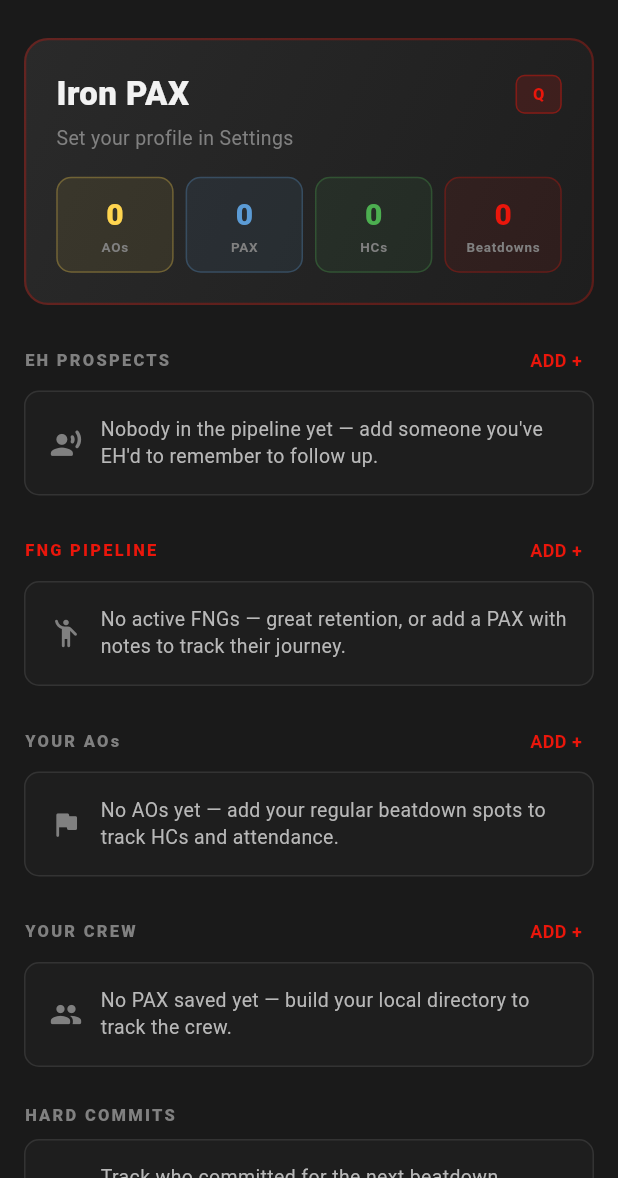
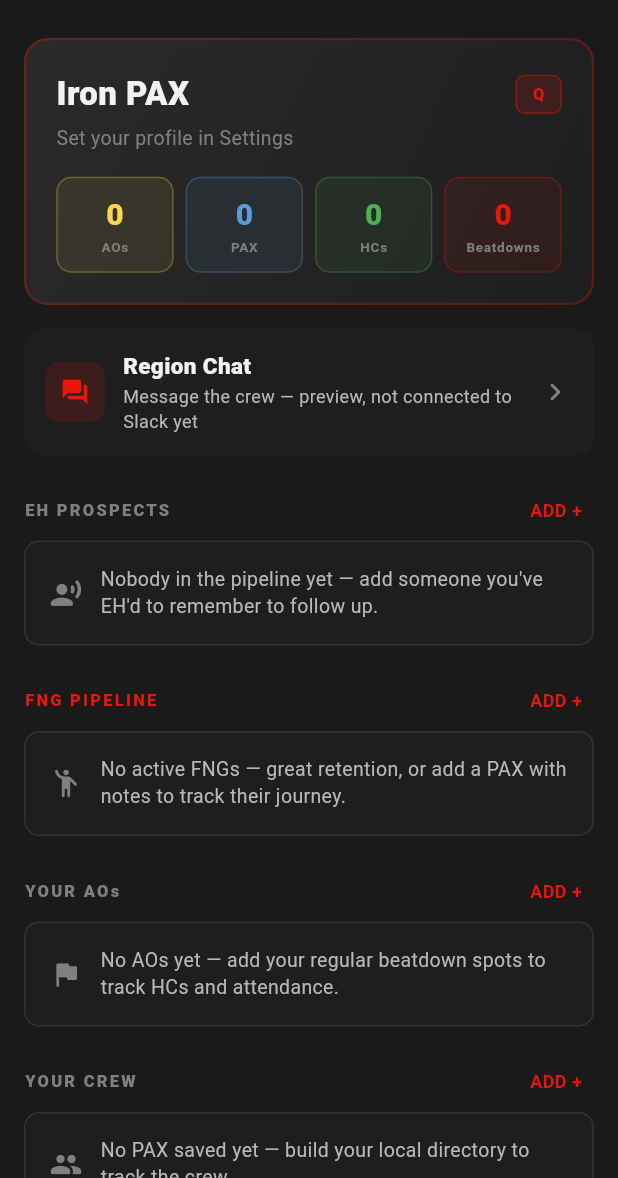
Before and after one commit to marquezluis/f3-digital-weinke, a Flutter app: the BrotherhoodScreen screen opened directly, on a phone screen of 412 x 824 dp, the part 58-1236 px from its top. Run offline on Flutter 3.47's test engine with Material 3 defaults, Android fonts, the phone set to English and light mode, and no system bars; our stand-ins replace clock, confetti, flutter_local_notifications, flutter_map, flutter_secure_storage, flutter_tts and 10 more; missing offline and left inert: flutter_appauth; accounts and stored records are empty.

Commit message:
feat: region chat preview on Brotherhood Board, ahead of Slack bridge
Local-only, channel-aware chat screen (#general plus one channel per
locally-tracked AO) as the client-side half of the planned Slack bridge —
messages stay on-device until the relay service exists to actually post
through a region's F3 Nation Slack bot. AO channel ids are slugged from
the AO name rather than its local per-device id, so two PAX who each add
the same AO converge on the same channel key instead of two unrelated
ones.

Also fixes lib/models/app_version.dart, which had been hardcoded at
2.4.10 since before the last several releases — the in-app "About"
display now matches pubspec.yaml's real version and has changelog
entries for 2.4.11, 2.4.12, and this release.

Co-Authored-By: Claude Sonnet 5 <noreply@anthropic.com>

```diff
--- a/lib/main.dart
+++ b/lib/main.dart
@@ -10,6 +10,7 @@ import 'package:provider/provider.dart';
 import 'package:sentry_flutter/sentry_flutter.dart';
 import 'services/app_profile_service.dart';
 import 'services/auth_service.dart';
+import 'services/chat_service.dart';
 import 'services/current_workout_service.dart';
 import 'services/custom_achievement_service.dart';
 import 'services/emergency_service.dart';
@@ -89,6 +90,9 @@ Future<void> _runApp() async {
   final f3ApiService = F3ApiService();
   await f3ApiService.load();
 
+  final chatService = ChatService();
+  await chatService.load();
+
   // Fire-and-forget: a silent weekly safety-net snapshot, never blocks
   // startup and never surfaces an error to the user (best-effort inside).
   unawaited(LocalBackupService.maybeAutoBackup(
@@ -105,6 +109,7 @@ Future<void> _runApp() async {
     historyService: historyService,
     regionService: regionService,
     f3ApiService: f3ApiService,
+    chatService: chatService,
   ));
 }
 
@@ -116,6 +121,7 @@ class DigitalWeinke extends StatelessWidget {
   final HistoryService historyService;
   final RegionService regionService;
   final F3ApiService f3ApiService;
+  final ChatService chatService;
 
   const DigitalWeinke({
     super.key,
@@ -126,6 +132,7 @@ class DigitalWeinke extends StatelessWidget {
     required this.historyService,
     required this.regionService,
     required this.f3ApiService,
+    required this.chatService,
   });
 
   @override
@@ -141,6 +148,7 @@ class DigitalWeinke extends StatelessWidget {
         ChangeNotifierProvider<HistoryService>.value(value: historyService),
         ChangeNotifierProvider<RegionService>.value(value: regionService),
         ChangeNotifierProvider<F3ApiService>.value(value: f3ApiService),
+        ChangeNotifierProvider<ChatService>.value(value: chatService),
         ChangeNotifierProvider<TimerService>(create: (_) => TimerService()),
         ChangeNotifierProvider<CurrentWorkoutService>(
           create: (_) => CurrentWorkoutService(),
--- /dev/null
+++ b/lib/models/chat_message.dart
@@ -0,0 +1,93 @@
+// lib/models/chat_message.dart
+// A single message in a region's chat. `status` tracks local delivery
+// state for messages this device sent; anything that arrives from the
+// Slack bridge (once the relay service exists) is always `sent`.
+
+enum ChatMessageStatus { sending, sent, failed }
+
+class ChatMessage {
+  final String id;
+
+  /// Which bridged channel this belongs to — 'general', or 'ao-<aoId>' for
+  /// an AO-specific channel. See ChatChannel.
+  final String channelId;
+  final String authorName;
+  final String text;
+  final DateTime sentAt;
+  final ChatMessageStatus status;
+  final bool isMine;
+
+  const ChatMessage({
+    required this.id,
+    required this.channelId,
+    required this.authorName,
+    required this.text,
+    required this.sentAt,
+    this.status = ChatMessageStatus.sent,
+    this.isMine = false,
+  });
+
+  ChatMessage copyWith({ChatMessageStatus? status}) => ChatMessage(
+        id: id,
+        channelId: channelId,
+        authorName: authorName,
+        text: text,
+        sentAt: sentAt,
+        status: status ?? this.status,
+        isMine: isMine,
+      );
+
+  Map<String, dynamic> toJson() => {
+        'id': id,
+        'channelId': channelId,
+        'authorName': authorName,
+        'text': text,
+        'sentAt': sentAt.toIso8601String(),
+        'status': status.name,
+        'isMine': isMine,
+      };
+
+  factory ChatMessage.fromJson(Map<String, dynamic> json) => ChatMessage(
+        id: json['id'] as String,
+        // Messages persisted before channels existed have no channelId —
+        // treat them as 'general' rather than dropping them.
+        channelId: json['channelId'] as String? ?? 'general',
+        authorName: json['authorName'] as String,
+        text: json['text'] as String,
+        sentAt: DateTime.parse(json['sentAt'] as String),
+        status: ChatMessageStatus.values.firstWhere(
+          (s) => s.name == json['status'],
+          orElse: () => ChatMessageStatus.sent,
+        ),
+        isMine: json['isMine'] as bool? ?? false,
+      );
+}
+
+/// A bridgeable Slack channel for a region: always 'general', plus one per
+/// AO the PAX tracks locally (mirroring that region's real #ao-<name>
+/// channel convention). Purely a display/routing concept on this side —
+/// the actual Slack channel ID mapping lives server-side in the relay
+/// service once it exists.
+class ChatChannel {
+  final String id;
+  final String label;
+
+  const ChatChannel({required this.id, required this.label});
+
+  static const general = ChatChannel(id: 'general', label: 'General');
+
+  /// Keyed by a slug of the AO's *name*, not its local id — AO ids are
+  /// randomly generated per-device (see RegionService.upsertAo), so two PAX
+  /// who each add "Agoge" to their own local AO list would otherwise land
+  /// on two different, unreconcilable channel keys. A name slug is stable
+  /// across devices, and happens to match the real #ao-<name> convention
+  /// F3 region Slack workspaces already use.
+  factory ChatChannel.forAo({required String aoName}) =>
+      ChatChannel(id: 'ao-${_slug(aoName)}', label: aoName);
+
+  static String _slug(String name) => name
+      .trim()
+      .toLowerCase()
+      .replaceAll(RegExp(r'[^a-z0-9]+'), '-')
+      .replaceAll(RegExp(r'^-+|-+$'), '');
+}
--- a/lib/screens/brotherhood_screen.dart
+++ b/lib/screens/brotherhood_screen.dart
@@ -14,6 +14,7 @@ import '../theme/app_theme.dart';
 import 'heatmap_screen.dart';
 import 'achievements_screen.dart';
 import 'activity_feed_screen.dart';
+import 'chat_screen.dart';
 
 class BrotherhoodScreen extends StatefulWidget {
   const BrotherhoodScreen({super.key});
@@ -69,6 +70,10 @@ class _BrotherhoodScreenState extends State<BrotherhoodScreen> {
                 children: [
                   // ── Hero card ─────────────────────────────────────────────
                   _HeroCard(profile: profile, region: region),
+                  const SizedBox(height: 16),
+
+                  // ── Region Chat ───────────────────────────────────────────
+                  _ChatEntryCard(region: profile.region),
                   const SizedBox(height: 24),
 
                   // ── EH Prospects ──────────────────────────────────────────
@@ -694,6 +699,64 @@ class _HeroCard extends StatelessWidget {
   }
 }
 
+// ── Chat entry point ────────────────────────────────────────────────────────
+
+class _ChatEntryCard extends StatelessWidget {
+  final String region;
+
+  const _ChatEntryCard({required this.region});
+
+  @override
+  Widget build(BuildContext context) {
+    return Material(
+      color: context.f3card,
+      borderRadius: BorderRadius.circular(12),
+      child: InkWell(
+        borderRadius: BorderRadius.circular(12),
+        onTap: () => Navigator.push(
+            context, MaterialPageRoute(builder: (_) => const ChatScreen())),
+        child: Padding(
+          padding: const EdgeInsets.all(14),
+          child: Row(
+            children: [
+              Container(
+                width: 40,
+                height: 40,
+                decoration: BoxDecoration(
+                  color: F3Colors.accent.withValues(alpha: 0.15),
+                  borderRadius: BorderRadius.circular(10),
+                ),
+                child: const Icon(Icons.forum_rounded, color: F3Colors.accent, size: 20),
+              ),
+              const SizedBox(width: 12),
+              Expanded(
+                child: Column(
+                  crossAxisAlignment: CrossAxisAlignment.start,
+                  children: [
+                    Text(
+                      region.isNotEmpty ? '$region Chat' : 'Region Chat',
+                      style: TextStyle(
+                        color: context.f3textPrimary,
+                        fontSize: 15,
+                        fontWeight: FontWeight.w800,
+                      ),
+                    ),
+                    Text(
+                      'Message the crew — preview, not connected to Slack yet',
+                      style: TextStyle(color: context.f3textSecondary, fontSize: 12),
+                    ),
+                  ],
+                ),
+              ),
+              Icon(Icons.chevron_right_rounded, color: context.f3textMuted),
+            ],
+          ),
+        ),
+      ),
+    );
+  }
+}
+
 class _RoleBadge extends StatelessWidget {
   final AppRole role;
   const _RoleBadge({required this.role});
--- a/pubspec.yaml
+++ b/pubspec.yaml
@@ -1,7 +1,7 @@
 name: f3_nation_app
 description: Digital Weinke — local-first F3 bootcamp planner, live phase timer, and Exicon library.
 publish_to: 'none'
-version: 2.4.12+24
+version: 2.4.15+27
 
 environment:
   sdk: '>=3.0.0 <4.0.0'
```
Also changed, not shown: lib/models/app_version.dart (+40 -5 lines), lib/screens/chat_screen.dart (added, +327 -0 lines), lib/services/chat_service.dart (added, +80 -0 lines), 2 other files.
